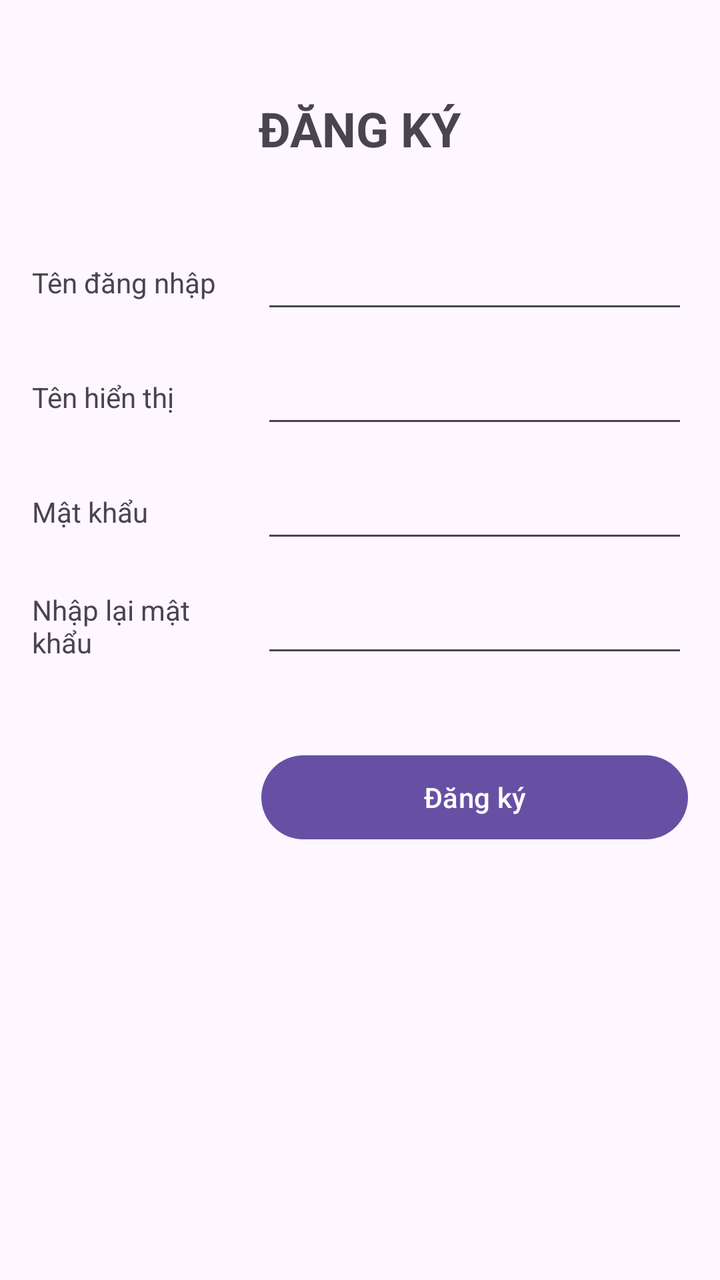
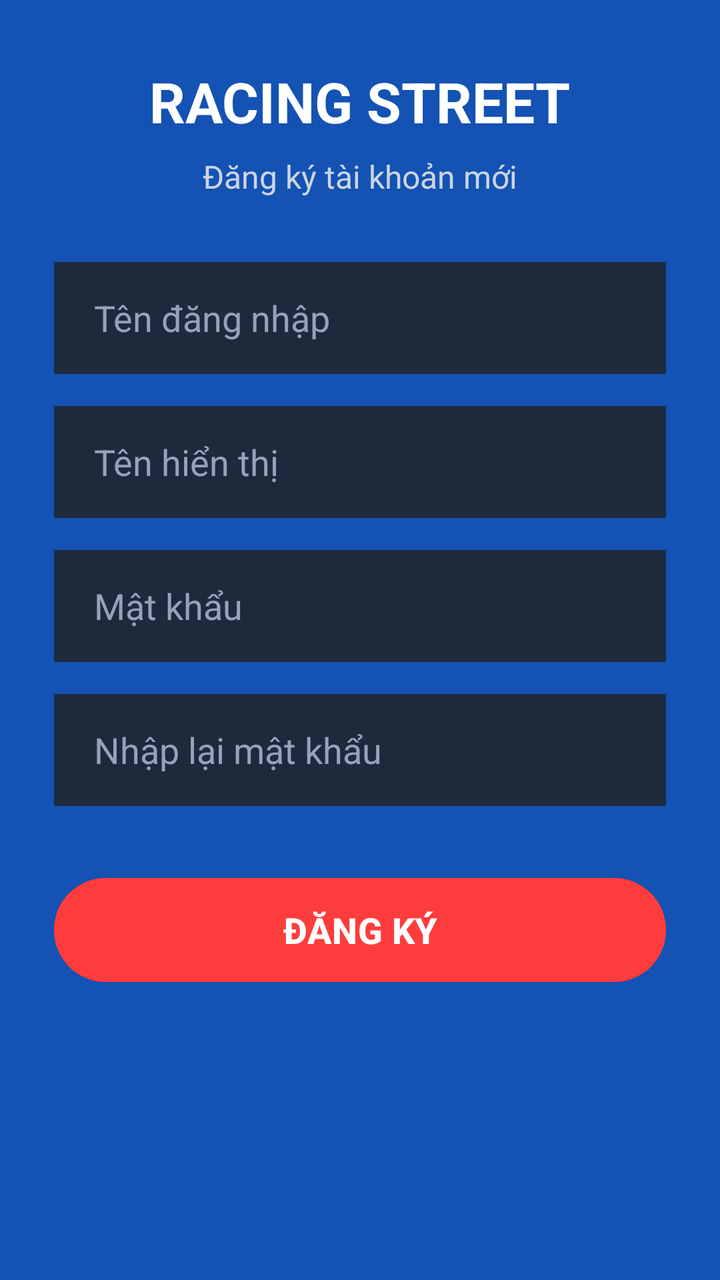

Compare the two renders of this Android layout. The source of the first and the diff that turns it into the second are given below.
<!-- AndroidManifest.xml: application theme Theme.Game -->
<!-- res/layout/activity_resign_layout.xml -->
<?xml version="1.0" encoding="utf-8"?>
<androidx.constraintlayout.widget.ConstraintLayout xmlns:android="http://schemas.android.com/apk/res/android"
    xmlns:app="http://schemas.android.com/apk/res-auto"
    xmlns:tools="http://schemas.android.com/tools"
    android:id="@+id/main"
    android:layout_width="match_parent"
    android:layout_height="match_parent"
    android:padding="16dp"
    tools:context=".resignLayout">

    
    <TextView
        android:id="@+id/tvTitle"
        android:layout_width="wrap_content"
        android:layout_height="wrap_content"
        android:layout_marginTop="32dp"
        android:text="ĐĂNG KÝ"
        android:textSize="24sp"
        android:textStyle="bold"
        app:layout_constraintEnd_toEndOf="parent"
        app:layout_constraintStart_toStartOf="parent"
        app:layout_constraintTop_toTopOf="parent" />

    
    <androidx.constraintlayout.widget.Guideline
        android:id="@+id/guideline"
        android:layout_width="wrap_content"
        android:layout_height="wrap_content"
        android:orientation="vertical"
        app:layout_constraintGuide_percent="0.35" />

    
    <TextView
        android:id="@+id/textView3"
        android:layout_width="0dp"
        android:layout_height="wrap_content"
        android:layout_marginEnd="8dp"
        android:text="Tên đăng nhập"
        app:layout_constraintBottom_toBottomOf="@+id/txtUser"
        app:layout_constraintEnd_toStartOf="@+id/guideline"
        app:layout_constraintStart_toStartOf="parent"
        app:layout_constraintTop_toTopOf="@+id/txtUser" />

    <EditText
        android:id="@+id/txtUser"
        android:layout_width="0dp"
        android:layout_height="wrap_content"
        android:layout_marginTop="40dp"
        android:ems="10"
        android:inputType="text"
        app:layout_constraintEnd_toEndOf="parent"
        app:layout_constraintStart_toStartOf="@+id/guideline"
        app:layout_constraintTop_toBottomOf="@+id/tvTitle" />

    
    <TextView
        android:id="@+id/lbName"
        android:layout_width="0dp"
        android:layout_height="wrap_content"
        android:layout_marginEnd="8dp"
        android:text="Tên hiển thị"
        app:layout_constraintBottom_toBottomOf="@+id/txtName"
        app:layout_constraintEnd_toStartOf="@+id/guideline"
        app:layout_constraintStart_toStartOf="parent"
        app:layout_constraintTop_toTopOf="@+id/txtName" />

    <EditText
        android:id="@+id/txtName"
        android:layout_width="0dp"
        android:layout_height="wrap_content"
        android:layout_marginTop="16dp"
        android:ems="10"
        android:inputType="textPersonName"
        app:layout_constraintEnd_toEndOf="parent"
        app:layout_constraintStart_toStartOf="@+id/guideline"
        app:layout_constraintTop_toBottomOf="@+id/txtUser" />

    
    <TextView
        android:id="@+id/textView4"
        android:layout_width="0dp"
        android:layout_height="wrap_content"
        android:layout_marginEnd="8dp"
        android:text="Mật khẩu"
        app:layout_constraintBottom_toBottomOf="@+id/txtPass"
        app:layout_constraintEnd_toStartOf="@+id/guideline"
        app:layout_constraintStart_toStartOf="parent"
        app:layout_constraintTop_toTopOf="@+id/txtPass" />

    <EditText
        android:id="@+id/txtPass"
        android:layout_width="0dp"
        android:layout_height="wrap_content"
        android:layout_marginTop="16dp"
        android:ems="10"
        android:inputType="textPassword"
        app:layout_constraintEnd_toEndOf="parent"
        app:layout_constraintStart_toStartOf="@+id/guideline"
        app:layout_constraintTop_toBottomOf="@+id/txtName" />

    
    <TextView
        android:id="@+id/textView5"
        android:layout_width="0dp"
        android:layout_height="wrap_content"
        android:layout_marginEnd="8dp"
        android:text="Nhập lại mật khẩu"
        app:layout_constraintBottom_toBottomOf="@+id/txtVePass"
        app:layout_constraintEnd_toStartOf="@+id/guideline"
        app:layout_constraintStart_toStartOf="parent"
        app:layout_constraintTop_toTopOf="@+id/txtVePass" />

    <EditText
        android:id="@+id/txtVePass"
        android:layout_width="0dp"
        android:layout_height="wrap_content"
        android:layout_marginTop="16dp"
        android:ems="10"
        android:inputType="textPassword"
        app:layout_constraintEnd_toEndOf="parent"
        app:layout_constraintStart_toStartOf="@+id/guideline"
        app:layout_constraintTop_toBottomOf="@+id/txtPass" />

    
    <Button
        android:id="@+id/btnResign"
        android:layout_width="0dp"
        android:layout_height="50dp"
        android:layout_marginTop="40dp"
        android:text="Đăng ký"
        app:layout_constraintEnd_toEndOf="parent"
        app:layout_constraintStart_toStartOf="@+id/guideline"
        app:layout_constraintTop_toBottomOf="@+id/txtVePass" />

</androidx.constraintlayout.widget.ConstraintLayout>
<!-- resources referenced by this layout -->
<resources>
  <style name="Theme.Game" parent="Base.Theme.Game" />
  <style name="Base.Theme.Game" parent="Theme.Material3.DayNight.NoActionBar">
          
          
      </style>
</resources>

<!-- the commit's change to res/layout/activity_resign_layout.xml (unified diff, before → after) -->
@@ -5,131 +5,110 @@
     android:id="@+id/main"
     android:layout_width="match_parent"
     android:layout_height="match_parent"
-    android:padding="16dp"
+    android:background="#1452B3"
     tools:context=".resignLayout">
-
-    
     <TextView
-        android:id="@+id/tvTitle"
+        android:id="@+id/gametitle"
         android:layout_width="wrap_content"
         android:layout_height="wrap_content"
         android:layout_marginTop="32dp"
-        android:text="ĐĂNG KÝ"
-        android:textSize="24sp"
+        android:text="RACING STREET"
+        android:textColor="#FFFFFF"
+        android:textSize="28sp"
         android:textStyle="bold"
         app:layout_constraintEnd_toEndOf="parent"
         app:layout_constraintStart_toStartOf="parent"
         app:layout_constraintTop_toTopOf="parent" />
 
-    
-    <androidx.constraintlayout.widget.Guideline
-        android:id="@+id/guideline"
+    <TextView
+        android:id="@+id/tvTitle"
         android:layout_width="wrap_content"
         android:layout_height="wrap_content"
-        android:orientation="vertical"
-        app:layout_constraintGuide_percent="0.35" />
-
-    
-    <TextView
-        android:id="@+id/textView3"
-        android:layout_width="0dp"
-        android:layout_height="wrap_content"
-        android:layout_marginEnd="8dp"
-        android:text="Tên đăng nhập"
-        app:layout_constraintBottom_toBottomOf="@+id/txtUser"
-        app:layout_constraintEnd_toStartOf="@+id/guideline"
+        android:layout_marginTop="8dp"
+        android:text="Đăng ký tài khoản mới"
+        android:textColor="#CBD5E1"
+        android:textSize="16sp"
+        app:layout_constraintEnd_toEndOf="parent"
         app:layout_constraintStart_toStartOf="parent"
-        app:layout_constraintTop_toTopOf="@+id/txtUser" />
+        app:layout_constraintTop_toBottomOf="@+id/gametitle" />
 
     <EditText
         android:id="@+id/txtUser"
         android:layout_width="0dp"
-        android:layout_height="wrap_content"
-        android:layout_marginTop="40dp"
-        android:ems="10"
+        android:layout_height="56dp"
+        android:layout_marginTop="32dp"
+        android:background="#1E293B"
+        android:hint="Tên đăng nhập"
         android:inputType="text"
+        android:paddingHorizontal="20dp"
+        android:textColor="#FFFFFF"
+        android:textColorHint="#94A3B8"
         app:layout_constraintEnd_toEndOf="parent"
-        app:layout_constraintStart_toStartOf="@+id/guideline"
-        app:layout_constraintTop_toBottomOf="@+id/tvTitle" />
-
-    
-    <TextView
-        android:id="@+id/lbName"
-        android:layout_width="0dp"
-        android:layout_height="wrap_content"
-        android:layout_marginEnd="8dp"
-        android:text="Tên hiển thị"
-        app:layout_constraintBottom_toBottomOf="@+id/txtName"
-        app:layout_constraintEnd_toStartOf="@+id/guideline"
         app:layout_constraintStart_toStartOf="parent"
-        app:layout_constraintTop_toTopOf="@+id/txtName" />
+        app:layout_constraintTop_toBottomOf="@+id/tvTitle"
+        app:layout_constraintWidth_percent="0.85" />
 
     <EditText
         android:id="@+id/txtName"
         android:layout_width="0dp"
-        android:layout_height="wrap_content"
+        android:layout_height="56dp"
         android:layout_marginTop="16dp"
-        android:ems="10"
+        android:background="#1E293B"
+        android:hint="Tên hiển thị"
         android:inputType="textPersonName"
+        android:paddingHorizontal="20dp"
+        android:textColor="#FFFFFF"
+        android:textColorHint="#94A3B8"
         app:layout_constraintEnd_toEndOf="parent"
-        app:layout_constraintStart_toStartOf="@+id/guideline"
-        app:layout_constraintTop_toBottomOf="@+id/txtUser" />
-
-    
-    <TextView
-        android:id="@+id/textView4"
-        android:layout_width="0dp"
-        android:layout_height="wrap_content"
-        android:layout_marginEnd="8dp"
-        android:text="Mật khẩu"
-        app:layout_constraintBottom_toBottomOf="@+id/txtPass"
-        app:layout_constraintEnd_toStartOf="@+id/guideline"
         app:layout_constraintStart_toStartOf="parent"
-        app:layout_constraintTop_toTopOf="@+id/txtPass" />
+        app:layout_constraintTop_toBottomOf="@+id/txtUser"
+        app:layout_constraintWidth_percent="0.85" />
 
     <EditText
         android:id="@+id/txtPass"
         android:layout_width="0dp"
-        android:layout_height="wrap_content"
+        android:layout_height="56dp"
         android:layout_marginTop="16dp"
-        android:ems="10"
+        android:background="#1E293B"
+        android:hint="Mật khẩu"
         android:inputType="textPassword"
+        android:paddingHorizontal="20dp"
+        android:textColor="#FFFFFF"
+        android:textColorHint="#94A3B8"
         app:layout_constraintEnd_toEndOf="parent"
-        app:layout_constraintStart_toStartOf="@+id/guideline"
-        app:layout_constraintTop_toBottomOf="@+id/txtName" />
-
-    
-    <TextView
-        android:id="@+id/textView5"
-        android:layout_width="0dp"
-        android:layout_height="wrap_content"
-        android:layout_marginEnd="8dp"
-        android:text="Nhập lại mật khẩu"
-        app:layout_constraintBottom_toBottomOf="@+id/txtVePass"
-        app:layout_constraintEnd_toStartOf="@+id/guideline"
         app:layout_constraintStart_toStartOf="parent"
-        app:layout_constraintTop_toTopOf="@+id/txtVePass" />
+        app:layout_constraintTop_toBottomOf="@+id/txtName"
+        app:layout_constraintWidth_percent="0.85" />
 
     <EditText
         android:id="@+id/txtVePass"
         android:layout_width="0dp"
-        android:layout_height="wrap_content"
+        android:layout_height="56dp"
         android:layout_marginTop="16dp"
-        android:ems="10"
+        android:background="#1E293B"
+        android:hint="Nhập lại mật khẩu"
         android:inputType="textPassword"
+        android:paddingHorizontal="20dp"
+        android:textColor="#FFFFFF"
+        android:textColorHint="#94A3B8"
         app:layout_constraintEnd_toEndOf="parent"
-        app:layout_constraintStart_toStartOf="@+id/guideline"
-        app:layout_constraintTop_toBottomOf="@+id/txtPass" />
+        app:layout_constraintStart_toStartOf="parent"
+        app:layout_constraintTop_toBottomOf="@+id/txtPass"
+        app:layout_constraintWidth_percent="0.85" />
 
-    
     <Button
         android:id="@+id/btnResign"
         android:layout_width="0dp"
-        android:layout_height="50dp"
-        android:layout_marginTop="40dp"
-        android:text="Đăng ký"
+        android:layout_height="60dp"
+        android:layout_marginTop="32dp"
+        android:backgroundTint="#FF3C3C"
+        android:text="ĐĂNG KÝ"
+        android:textColor="#FFFFFF"
+        android:textSize="18sp"
+        android:textStyle="bold"
         app:layout_constraintEnd_toEndOf="parent"
-        app:layout_constraintStart_toStartOf="@+id/guideline"
-        app:layout_constraintTop_toBottomOf="@+id/txtVePass" />
+        app:layout_constraintStart_toStartOf="parent"
+        app:layout_constraintTop_toBottomOf="@+id/txtVePass"
+        app:layout_constraintWidth_percent="0.85" />
 
 </androidx.constraintlayout.widget.ConstraintLayout>
